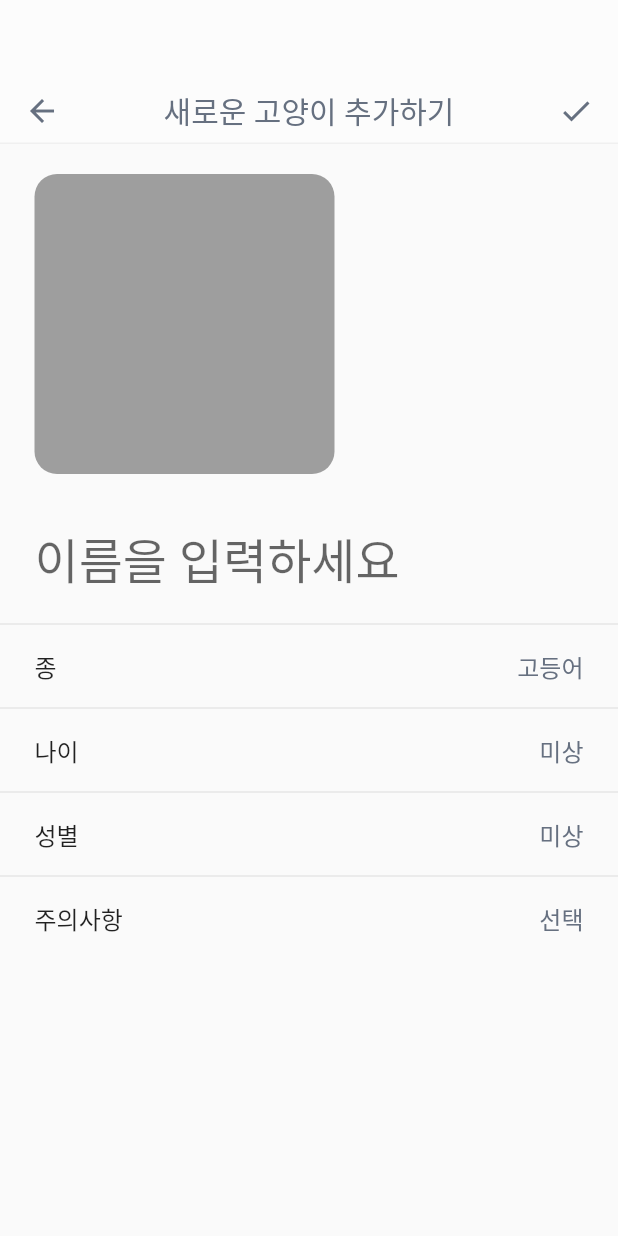
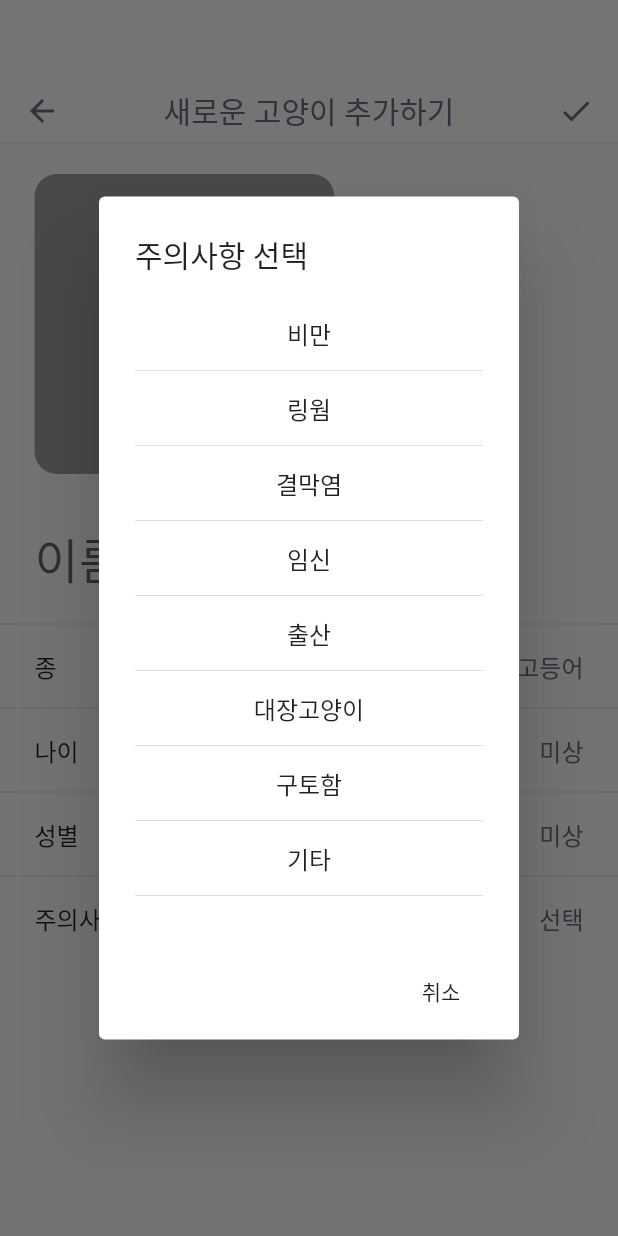
Before and after one commit to five-invincibles/front, a Flutter app: the InsertCatInfoPate screen opened directly, after a tap on "선택", on a phone screen of 412 x 824 dp. Run offline on Flutter 3.47's test engine with Material 2 defaults, Android fonts, the phone set to English and light mode, and no system bars; our stand-ins replace flutter_dotenv, geolocator, get, image_picker, searchfield; missing offline and left inert: camera_camera, exif, kakao_flutter_sdk.

Commit message:
Commit to merge

```diff
--- a/lib/Controller/insert_cat_info_page_controller.dart
+++ b/lib/Controller/insert_cat_info_page_controller.dart
@@ -6,12 +6,13 @@ class InsertCatInfoController extends GetxController {
   RxString _specise = RxString("고등어");
   RxString _age = RxString("미상");
   RxString _sex = RxString("미상");
-  List<String> _alert = [];
+  RxList<String> _alert = RxList();
 
   RxString? get species => _specise;
   String? get name => _name;
   RxString? get age => _age;
   RxString? get sex => _sex;
+  List<String> get alert => _alert.value;
 
   void setSpecies(String specise) {
     _specise.value = specise;
--- /dev/null
+++ b/lib/View/Widget/ChooseCat/chooseAlert.dart
@@ -0,0 +1,63 @@
+import 'package:flutter/material.dart';
+import 'package:front/Controller/insert_cat_info_page_controller.dart';
+import 'package:get/get.dart';
+import 'package:front/Controller/choose_cat_controller.dart';
+
+class ChooseAlert extends StatefulWidget {
+  const ChooseAlert({Key? key}) : super(key: key);
+
+  @override
+  State<ChooseAlert> createState() => _ChooseAlertState();
+}
+
+class _ChooseAlertState extends State<ChooseAlert> {
+  final List<String> _alert = [
+    "비만",
+    "링웜",
+    "결막염",
+    "임신",
+    "출산",
+    "대장고양이",
+    "구토함",
+    "기타"
+  ];
+
+  @override
+  Widget build(BuildContext context) {
+    List<String> _list = [...InsertCatInfoController.to.alert];
+
+    return ListView.builder(
+        shrinkWrap: true,
+        itemCount: _alert.length,
+        itemBuilder: (BuildContext context, int index) {
+          return Column(
+            children: [
+              GestureDetector(
+                onTap: () {
+                  if (_list.contains(_alert[index])) {
+                    print("취소");
+                    setState(() {
+                      _list.remove(_alert[index]);
+                    });
+
+                  } else {
+                    print("선택");
+                    setState(() {
+                      _list.add(_alert[index]);
+                    });
+                  }
+                },
+                child: Container(
+                      padding: EdgeInsets.only(top: 5, bottom: 5),
+                      color: _list.contains(_alert[index])
+                          ? Color(0xffF0F0F0)
+                          : Color(0xffFFFFFF),
+                      child: Text(_alert[index]),
+                    ),
+              ),
+              Divider(),
+            ],
+          );
+        });
+  }
+}
--- a/lib/View/insert_cat_info_page.dart
+++ b/lib/View/insert_cat_info_page.dart
@@ -6,6 +6,7 @@ import 'package:front/Controller/insert_info_page_controller.dart';
 import 'package:front/View/Widget/AddCat/header.dart';
 import 'package:front/Model/Cat.dart';
 import 'package:front/View/Widget/ChooseCat/marker.dart';
+import 'package:front/View/Widget/ChooseCat/chooseAlert.dart';
 import 'package:get/get.dart';
 
 class InsertCatInfoPate extends GetView<InsertInfoPageController> {
@@ -149,7 +150,28 @@ class InsertCatInfoPate extends GetView<InsertInfoPageController> {
       InsertCatInfoController.to.setSex(result);
     }
 
-    void _showAlertDialog() async {}
+    // 주의사항 선택
+    void _showAlert() async {
+      List<String> _list = InsertCatInfoController.to.alert;
+      String result = await showDialog(
+        context: context,
+        builder: (BuildContext context) {
+          return AlertDialog(
+            title: Text("주의사항 선택"),
+            content: ChooseAlert(),
+            actions: <Widget>[
+              new FlatButton(
+                child: new Text("취소"),
+                onPressed: () {
+                  Navigator.pop(context);
+                },
+              ),
+            ],
+          );
+        },
+      );
+      InsertCatInfoController.to.setSex(result);
+    }
 
     TextEditingController inputController = TextEditingController();
 
@@ -270,10 +292,9 @@ class InsertCatInfoPate extends GetView<InsertInfoPageController> {
                   Text("주의사항", style: const TextStyle(fontSize: 16)),
                   GestureDetector(
                     onTap: () {
-                      _showAlertDialog();
+                      _showAlert();
                     },
-                    child:
-                    Text(
+                    child: Text(
                       "선택",
                       style: _selectTextStyle,
                     ),
```
